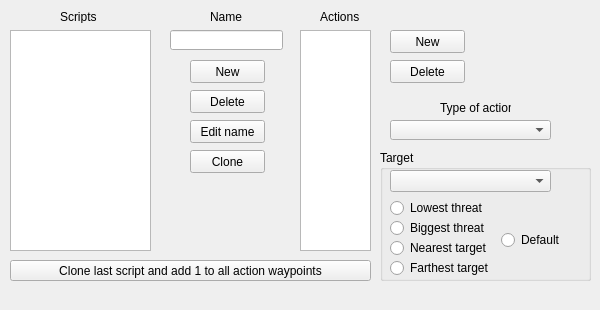
The window that src/scriptsection.ui (PTapioK/TSWaveMaker) describes before a commit, drawn with Qt 5.
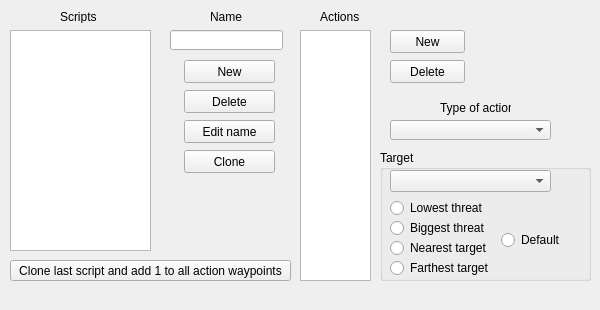
The same window after the commit.

```diff
--- a/src/scriptsection.ui
+++ b/src/scriptsection.ui
@@ -93,9 +93,9 @@
    <widget class="QPushButton" name="newS">
     <property name="geometry">
      <rect>
-      <x>190</x>
+      <x>184</x>
       <y>60</y>
-      <width>75</width>
+      <width>91</width>
       <height>23</height>
      </rect>
     </property>
@@ -106,9 +106,9 @@
    <widget class="QPushButton" name="delS">
     <property name="geometry">
      <rect>
-      <x>190</x>
+      <x>184</x>
       <y>90</y>
-      <width>75</width>
+      <width>91</width>
       <height>23</height>
      </rect>
     </property>
@@ -119,9 +119,9 @@
    <widget class="QPushButton" name="editSN">
     <property name="geometry">
      <rect>
-      <x>190</x>
+      <x>184</x>
       <y>120</y>
-      <width>75</width>
+      <width>91</width>
       <height>23</height>
      </rect>
     </property>
@@ -132,9 +132,9 @@
    <widget class="QPushButton" name="cloneS">
     <property name="geometry">
      <rect>
-      <x>190</x>
+      <x>184</x>
       <y>150</y>
-      <width>75</width>
+      <width>91</width>
       <height>23</height>
      </rect>
     </property>
@@ -148,7 +148,7 @@
       <x>300</x>
       <y>30</y>
       <width>71</width>
-      <height>221</height>
+      <height>251</height>
      </rect>
     </property>
    </widget>
@@ -235,7 +235,7 @@
      <rect>
       <x>10</x>
       <y>260</y>
-      <width>361</width>
+      <width>281</width>
       <height>21</height>
      </rect>
     </property>
```
